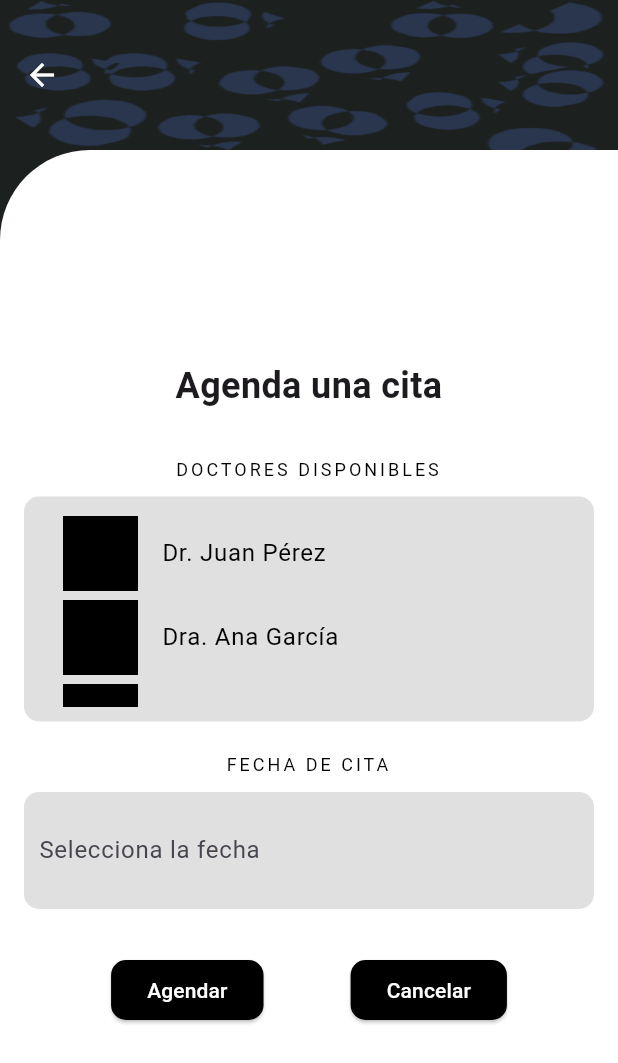
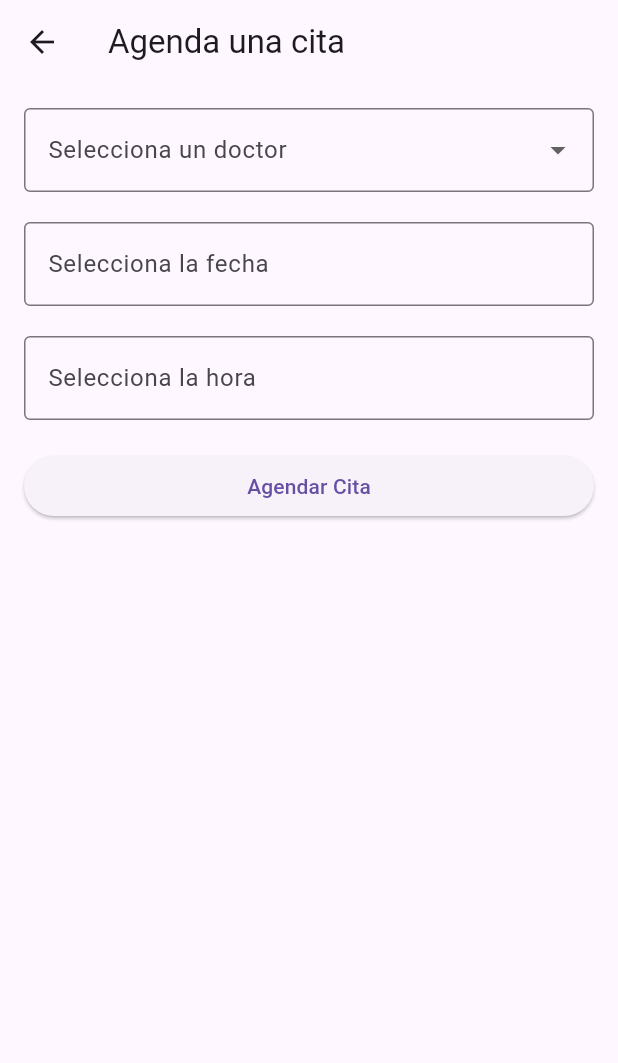
Before and after one commit to MIGU3TR0N/uber_medico, a Flutter app: the ScheduleAppointmentScreen screen opened by its route, on a phone screen of 412 x 824 dp. Shown: the top 1063 px of the screen. Run offline on Flutter 3.47's test engine with Material 3 defaults, Android fonts, the phone set to English and light mode, and no system bars; our stand-ins replace file_picker, simple_icons; missing offline and left inert: flutter_inapp_notifications.

Commit message:
notifiacion agendar cita , cambios en la interfaz y notificacion

```diff
--- a/lib/screens/agenda_cita_data_screen.dart
+++ b/lib/screens/agenda_cita_data_screen.dart
@@ -11,19 +11,114 @@ class ScheduleAppointmentScreen extends StatefulWidget {
 class _ScheduleAppointmentScreenState extends State<ScheduleAppointmentScreen> {
   final _formKey = GlobalKey<FormState>();
   final _dateController = TextEditingController();
+  final _timeController = TextEditingController();
 
-  // Lista de doctores disponibles
-  final List<String> _doctors = [
-    "Dr. Juan Pérez",
-    "Dra. Ana García",
-    "Dr. Carlos Hernández",
-    "Dra. María López",
+  // Lista de doctores y sus imágenes
+  final List<Map<String, String>> _doctors = [
+    {"name": "Dr. Juan Pérez", "image": "assets/doctora.png"},
+    {"name": "Dra. Ana García", "image": "assets/doctora.png"},
+    {"name": "Dr. Carlos Hernández", "image": "assets/doctora.png"},
+    {"name": "Dra. María López", "image": "assets/doctora.png"},
   ];
+
+  String? _selectedDoctor;
+  String? _selectedDoctorImage;
+  DateTime? _selectedDate;
+  TimeOfDay? _selectedTime;
+  OverlayEntry? _notificationOverlay;
 
   @override
   void dispose() {
     _dateController.dispose();
+    _timeController.dispose();
     super.dispose();
+  }
+
+  void _showCustomNotification() {
+    // Generar el mensaje basado en el doctor, la fecha y la hora seleccionada
+    final doctor = _selectedDoctor ?? "Doctor no seleccionado";
+    final date = _selectedDate != null
+        ? "${_selectedDate!.day}/${_selectedDate!.month}/${_selectedDate!.year}"
+        : "Fecha no seleccionada";
+    final time = _selectedTime != null
+        ? "${_selectedTime!.hour.toString().padLeft(2, '0')}:${_selectedTime!.minute.toString().padLeft(2, '0')} hrs"
+        : "Hora no seleccionada";
+
+    _notificationOverlay = OverlayEntry(
+      builder: (context) => Positioned(
+        top: 50,
+        left: 20,
+        right: 20,
+        child: Material(
+          elevation: 10,
+          borderRadius: BorderRadius.circular(12),
+          color: Colors.white,
+          child: Padding(
+            padding: const EdgeInsets.all(16.0),
+            child: Column(
+              mainAxisSize: MainAxisSize.min,
+              children: [
+                Row(
+                  mainAxisAlignment: MainAxisAlignment.spaceBetween,
+                  children: [
+                    const Text(
+                      'NOTIFICACION',
+                      style:
+                          TextStyle(fontSize: 18, fontWeight: FontWeight.bold),
+                    ),
+                    IconButton(
+                      icon: const Icon(Icons.close, color: Colors.grey),
+                      onPressed: () {
+                        _hideNotification();
+                      },
+                    ),
+                  ],
+                ),
+                const SizedBox(height: 8),
+                Text(
+                  '¡Buenos Días!\n\nEl día de tu cita es el $date a las $time, en el Sanatorio Jesús de Nazareth con el $doctor.',
+                  style: const TextStyle(fontSize: 14),
+                  textAlign: TextAlign.center,
+                ),
+                const SizedBox(height: 16),
+                Row(
+                  mainAxisAlignment: MainAxisAlignment.spaceEvenly,
+                  children: [
+                    TextButton(
+                      onPressed: () {
+                        print("Cita aceptada");
+                        _hideNotification();
+                      },
+                      child: const Text(
+                        "ACEPTAR",
+                        style: TextStyle(color: Colors.blue),
+                      ),
+                    ),
+                    TextButton(
+                      onPressed: () {
+                        print("Cita rechazada");
+                        _hideNotification();
+                      },
+                      child: const Text(
+                        "RECHAZAR",
+                        style: TextStyle(color: Colors.red),
+                      ),
+                    ),
+                  ],
+                ),
+              ],
+            ),
+          ),
+        ),
+      ),
+    );
+
+    Overlay.of(context)?.insert(_notificationOverlay!);
+  }
+
+  void _hideNotification() {
+    _notificationOverlay?.remove();
+    _notificationOverlay = null;
   }
 
   Future<void> _selectDate(BuildContext context) async {
@@ -35,7 +130,22 @@ class _ScheduleAppointmentScreenState extends State<ScheduleAppointmentScreen> {
     );
     if (picked != null) {
       setState(() {
+        _selectedDate = picked;
         _dateController.text = "${picked.day}/${picked.month}/${picked.year}";
+      });
+    }
+  }
+
+  Future<void> _selectTime(BuildContext context) async {
+    final TimeOfDay? picked = await showTimePicker(
+      context: context,
+      initialTime: TimeOfDay.now(),
+    );
+    if (picked != null) {
+      setState(() {
+        _selectedTime = picked;
+        _timeController.text =
+            "${picked.hour.toString().padLeft(2, '0')}:${picked.minute.toString().padLeft(2, '0')}";
       });
     }
   }
@@ -43,161 +153,105 @@ class _ScheduleAppointmentScreenState extends State<ScheduleAppointmentScreen> {
   @override
   Widget build(BuildContext context) {
     return Scaffold(
-      backgroundColor: const Color(0xFF1c2120),
       appBar: AppBar(
-        iconTheme: const IconThemeData(color: Colors.white),
-        flexibleSpace: Container(
-          decoration: const BoxDecoration(
-            image: DecorationImage(
-              fit: BoxFit.fill,
-              image: AssetImage(
-                'assets/fondo.png',
+        title: const Text('Agenda una cita'),
       ),
-            ),
-          ),
-        ),
-        actions: [
-          Container(
-            color: const Color.fromARGB(185, 255, 255, 255),
-          ),
-        ],
-        toolbarHeight: 100,
-      ),
-      body: Container(
-        decoration: const BoxDecoration(
-          color: Colors.white,
-          borderRadius: BorderRadius.only(topLeft: Radius.circular(60)),
-        ),
-        child: SafeArea(
-          child: Padding(
+      body: Padding(
         padding: const EdgeInsets.all(16.0),
         child: Form(
           key: _formKey,
           child: Column(
-                mainAxisAlignment: MainAxisAlignment.center,
             crossAxisAlignment: CrossAxisAlignment.stretch,
             children: [
-                  const Text(
-                    'Agenda una cita',
-                    textAlign: TextAlign.center,
-                    style: TextStyle(
-                      fontSize: 24,
-                      fontWeight: FontWeight.bold,
+              // Dropdown para seleccionar el doctor con imagen
+              DropdownButtonFormField<String>(
+                decoration: const InputDecoration(
+                  labelText: 'Selecciona un doctor',
+                  border: OutlineInputBorder(),
                 ),
+                value: _selectedDoctor,
+                items: _doctors.map((doctor) {
+                  return DropdownMenuItem<String>(
+                    value: doctor["name"],
+                    child: Row(
+                      children: [
+                        CircleAvatar(
+                          backgroundImage: AssetImage(doctor["image"]!),
+                          radius: 15,
                         ),
-                  const SizedBox(height: 30),
-
-                  const Text(
-                    'DOCTORES DISPONIBLES',
-                    textAlign: TextAlign.center,
-                    style: TextStyle(
-                      fontSize: 12,
-                      color: Colors.black,
-                      letterSpacing: 2,
-                    ),
-                  ),
-                  const SizedBox(height: 10),
-
-                  // Lista de doctores desplazable
-                  Container(
-                    padding: const EdgeInsets.all(10),
-                    decoration: BoxDecoration(
-                      color: Colors.grey[300],
-                      borderRadius: BorderRadius.circular(10),
-                    ),
-                    height: 150, // Altura para hacer la lista desplazable
-                    child: ListView.builder(
-                      itemCount: _doctors.length,
-                      itemBuilder: (context, index) {
-                        return ListTile(
-                          leading: Container(
-                            width: 50,
-                            height: 50,
-                            color: Colors.black,
-                            //  reemplazar con una imagen de perfil del doctor
-                          ),
-                          title: Text(
-                            _doctors[index],
-                            style: const TextStyle(color: Colors.black),
+                        const SizedBox(width: 10),
+                        Text(doctor["name"]!),
+                      ],
                     ),
                   );
+                }).toList(),
+                onChanged: (value) {
+                  setState(() {
+                    _selectedDoctor = value;
+                    _selectedDoctorImage = _doctors.firstWhere(
+                        (doctor) => doctor["name"] == value)["image"];
+                  });
+                },
+                validator: (value) {
+                  if (value == null || value.isEmpty) {
+                    return 'Por favor selecciona un doctor';
+                  }
+                  return null;
                 },
               ),
-                  ),
-
               const SizedBox(height: 20),
 
-                  const Text(
-                    'FECHA DE CITA',
-                    textAlign: TextAlign.center,
-                    style: TextStyle(
-                      fontSize: 12,
-                      color: Colors.black,
-                      letterSpacing: 2,
-                    ),
-                  ),
-                  const SizedBox(height: 10),
-
-                  GestureDetector(
-                    onTap: () => _selectDate(context),
-                    child: AbsorbPointer(
-                      child: Container(
-                        padding: const EdgeInsets.symmetric(
-                            horizontal: 10, vertical: 15),
-                        decoration: BoxDecoration(
-                          color: Colors.grey[300],
-                          borderRadius: BorderRadius.circular(10),
-                        ),
-                        child: TextFormField(
+              // Campo de selección de fecha
+              TextFormField(
                 controller: _dateController,
                 decoration: const InputDecoration(
-                            hintText: 'Selecciona la fecha',
-                            border: InputBorder.none,
+                  labelText: 'Selecciona la fecha',
+                  border: OutlineInputBorder(),
                 ),
+                readOnly: true,
+                onTap: () {
+                  _selectDate(context);
+                },
+                validator: (value) {
+                  if (value == null || value.isEmpty) {
+                    return 'Por favor selecciona una fecha';
+                  }
+                  return null;
+                },
               ),
+              const SizedBox(height: 20),
+
+              // Campo de selección de hora
+              TextFormField(
+                controller: _timeController,
+                decoration: const InputDecoration(
+                  labelText: 'Selecciona la hora',
+                  border: OutlineInputBorder(),
                 ),
+                readOnly: true,
+                onTap: () {
+                  _selectTime(context);
+                },
+                validator: (value) {
+                  if (value == null || value.isEmpty) {
+                    return 'Por favor selecciona una hora';
+                  }
+                  return null;
+                },
               ),
-                  ),
-                  const SizedBox(height: 30),
+              const SizedBox(height: 20),
 
-                  Row(
-                    mainAxisAlignment: MainAxisAlignment.spaceEvenly,
-                    children: [
+              // Botón para agendar cita
               ElevatedButton(
-                        style: ElevatedButton.styleFrom(
-                          backgroundColor: Colors.black,
-                          shape: RoundedRectangleBorder(
-                            borderRadius: BorderRadius.circular(10),
-                          ),
-                        ),
                 onPressed: () {
                   if (_formKey.currentState!.validate()) {
-                            // Lógica para agendar cita
-                            print('Cita agendada');
+                    // Mostrar notificación personalizada con datos del doctor y la fecha seleccionados
+                    _showCustomNotification();
                   }
                 },
-                        child: const Text('Agendar',
-                            style: TextStyle(color: Colors.white)),
-                      ),
-                      ElevatedButton(
-                        style: ElevatedButton.styleFrom(
-                          backgroundColor: Colors.black,
-                          shape: RoundedRectangleBorder(
-                            borderRadius: BorderRadius.circular(10),
-                          ),
-                        ),
-                        onPressed: () {
-                          // Lógica para cancelar la cita
-                          print('Cita cancelada');
-                        },
-                        child: const Text('Cancelar',
-                            style: TextStyle(color: Colors.white)),
+                child: const Text('Agendar Cita'),
               ),
             ],
-                  ),
-                ],
-              ),
-            ),
           ),
         ),
       ),
--- a/pubspec.yaml
+++ b/pubspec.yaml
@@ -30,7 +30,7 @@ environment:
 dependencies:
   flutter:
     sdk: flutter
-
+  flutter_inapp_notifications: ^1.0.0
 
   # The following adds the Cupertino Icons font to your application.
   # Use with the CupertinoIcons class for iOS style icons.
@@ -63,6 +63,7 @@ flutter:
   # To add assets to your application, add an assets section, like this:
   assets:
     - assets/
+    - assets/doctora.png
   #   - images/a_dot_burr.jpeg
   #   - images/a_dot_ham.jpeg
 
```
Also changed, not shown: lib/main.dart (+5 -3 lines), assets/doctora.png (added), pubspec.lock. Lines whose indentation alone changed are shown as unchanged.
